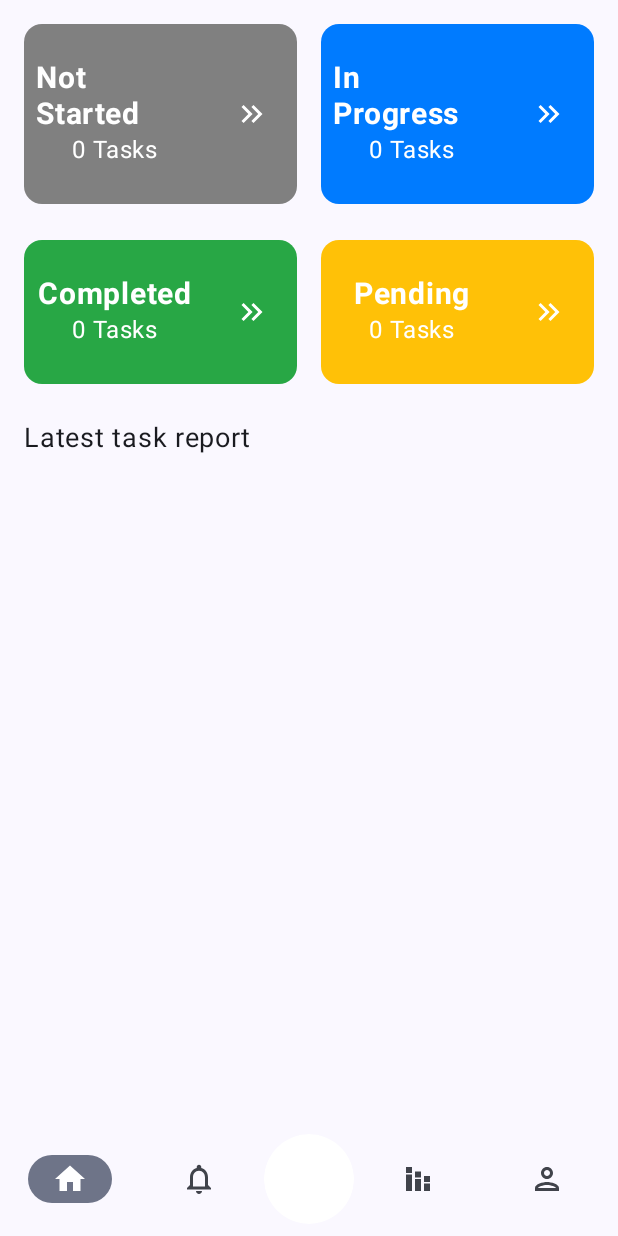
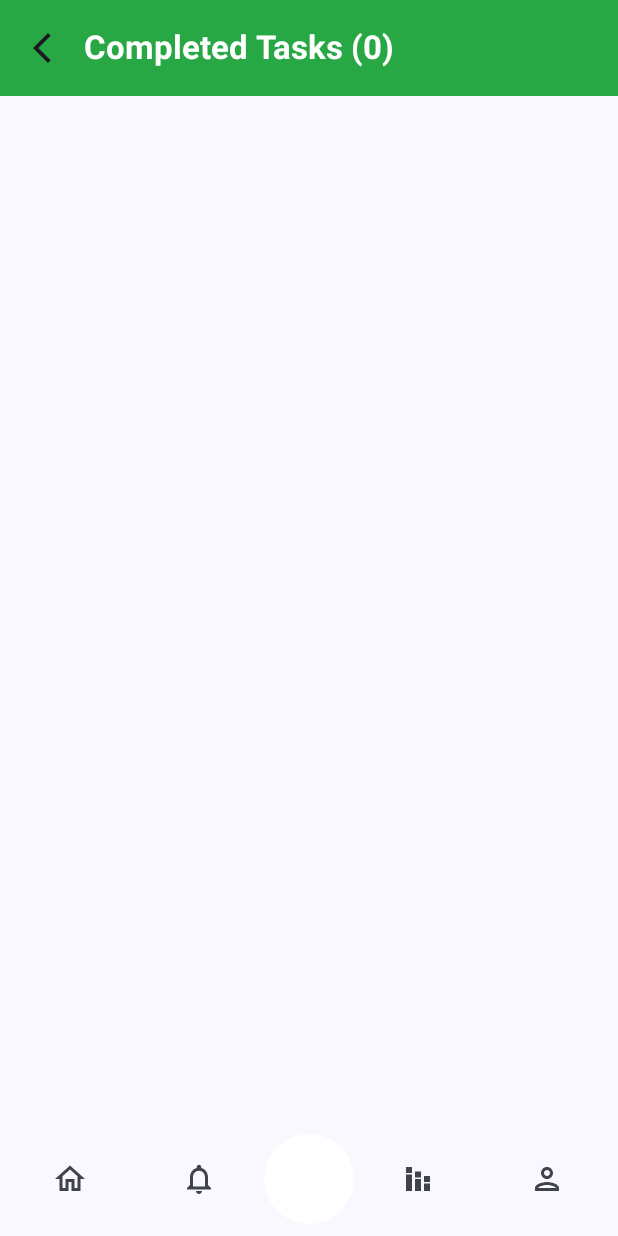
Before and after one commit to Srinivas1109/Task-Manager-App, an Android app built with Jetpack Compose: the HomeScreen screen opened through its navigation route, after a tap on "Completed", on a phone screen of 412 x 824 dp. Run offline under Robolectric (Android 15) with nearby library versions, the phone set to English and light mode, and no system bars; our stand-ins replace Dagger/Hilt's generated code, Room's generated code.

Commit message:
add new screen for tasks based on status

```diff
--- a/app/src/main/java/com/benki/taskmanager/MainActivity.kt
+++ b/app/src/main/java/com/benki/taskmanager/MainActivity.kt
@@ -5,18 +5,14 @@ import androidx.activity.ComponentActivity
 import androidx.activity.compose.setContent
 import androidx.activity.enableEdgeToEdge
 import androidx.compose.foundation.layout.fillMaxSize
-import androidx.compose.foundation.layout.padding
 import androidx.compose.material3.MaterialTheme
-import androidx.compose.material3.Scaffold
 import androidx.compose.material3.Surface
 import androidx.compose.runtime.getValue
 import androidx.compose.ui.Modifier
 import androidx.core.splashscreen.SplashScreen.Companion.installSplashScreen
 import androidx.lifecycle.compose.collectAsStateWithLifecycle
-import androidx.navigation.compose.rememberNavController
-import com.benki.taskmanager.navigation.SetupNavGraph
 import com.benki.taskmanager.presentation.MainViewModel
-import com.benki.taskmanager.ui.theme.TaskManagerApp
+import com.benki.taskmanager.presentation.TaskManagerApp
 import com.benki.taskmanager.ui.theme.TaskManagerTheme
 import dagger.hilt.android.AndroidEntryPoint
 import javax.inject.Inject
--- a/app/src/main/java/com/benki/taskmanager/data/constants/NavigationRoutes.kt
+++ b/app/src/main/java/com/benki/taskmanager/data/constants/NavigationRoutes.kt
@@ -8,4 +8,6 @@ object NavigationRoutes {
     const val REPORT = "report"
     const val CREATE_TASK = "create_task"
     const val CREATE_PROJECT = "create_project"
+    const val TASKS = "tasks"
+    val IGNORE_BOTTOM_BAR = listOf(ON_BOARDING_ROUTE, CREATE_TASK, CREATE_PROJECT, TASKS)
 }
--- a/app/src/main/java/com/benki/taskmanager/data/dao/TaskDao.kt
+++ b/app/src/main/java/com/benki/taskmanager/data/dao/TaskDao.kt
@@ -22,8 +22,11 @@ interface TaskDao {
     suspend fun deleteTask(task: Task)
 
     @Query("SELECT * FROM tasks ORDER BY modifiedOn DESC")
-    fun getTasks() : Flow<List<Task>>
+    fun getTasks(): Flow<List<Task>>
 
     @Query("SELECT COUNT(*) FROM tasks WHERE status = :status")
-    fun getTaskStatusCount(status: String) : Flow<Int>
+    fun getTaskStatusCount(status: String): Flow<Int>
+
+    @Query("SELECT * FROM tasks WHERE status = :status")
+    fun getTasksByStatus(status: String): Flow<List<Task>>
 }
--- a/app/src/main/java/com/benki/taskmanager/data/repository/TaskRepository.kt
+++ b/app/src/main/java/com/benki/taskmanager/data/repository/TaskRepository.kt
@@ -21,4 +21,6 @@ class TaskRepository(private val taskDao: TaskDao) {
 
     fun getTaskStatusCount(status: String) : Flow<Int> = taskDao.getTaskStatusCount(status)
 
+    fun getTasksByStatus(status: String) : Flow<List<Task>> = taskDao.getTasksByStatus(status)
+
 }
--- a/app/src/main/java/com/benki/taskmanager/navigation/SetupNavGraph.kt
+++ b/app/src/main/java/com/benki/taskmanager/navigation/SetupNavGraph.kt
@@ -3,11 +3,14 @@ package com.benki.taskmanager.navigation
 import androidx.compose.runtime.Composable
 import androidx.compose.ui.Modifier
 import androidx.navigation.NavHostController
+import androidx.navigation.NavType
 import androidx.navigation.compose.NavHost
 import androidx.navigation.compose.composable
+import androidx.navigation.navArgument
 import com.benki.taskmanager.data.constants.NavigationRoutes
 import com.benki.taskmanager.data.constants.NavigationRoutes.CREATE_PROJECT
 import com.benki.taskmanager.data.constants.NavigationRoutes.HOME
+import com.benki.taskmanager.data.constants.NavigationRoutes.TASKS
 import com.benki.taskmanager.presentation.createproject.CreateProjectScreen
 import com.benki.taskmanager.presentation.createtask.CreateTaskScreen
 import com.benki.taskmanager.presentation.home.HomeScreen
@@ -15,6 +18,7 @@ import com.benki.taskmanager.presentation.notifications.NotificationScreen
 import com.benki.taskmanager.presentation.onboarding.OnBoardingScreen
 import com.benki.taskmanager.presentation.profile.ProfileScreen
 import com.benki.taskmanager.presentation.report.ReportScreen
+import com.benki.taskmanager.presentation.tasks.Tasks
 
 @Composable
 fun SetupNavGraph(
@@ -35,7 +39,7 @@ fun SetupNavGraph(
             })
         }
         composable(route = HOME) {
-            HomeScreen()
+            HomeScreen(navigateToTasks = { navHostController.navigate("$TASKS/${it.name}") })
         }
         composable(route = NavigationRoutes.NOTIFICATIONS) {
             NotificationScreen()
@@ -67,5 +71,12 @@ fun SetupNavGraph(
                     }
                 })
         }
+
+        composable(route = "$TASKS/{status}", arguments = listOf(navArgument(name = "status") {
+            type = NavType.StringType
+        })) {
+            val status = it.arguments?.getString("status")
+            Tasks(status = status!!, navigateBack = { navHostController.popBackStack() })
+        }
     }
 }
--- a/app/src/main/java/com/benki/taskmanager/ui/theme/TaskManagerApp.kt
+++ b/app/src/main/java/com/benki/taskmanager/presentation/TaskManagerApp.kt
@@ -1,5 +1,6 @@
-package com.benki.taskmanager.ui.theme
+package com.benki.taskmanager.presentation
 
+import android.annotation.SuppressLint
 import androidx.compose.animation.AnimatedVisibility
 import androidx.compose.animation.fadeIn
 import androidx.compose.animation.fadeOut
@@ -16,6 +17,8 @@ import androidx.compose.foundation.layout.fillMaxSize
 import androidx.compose.foundation.layout.fillMaxWidth
 import androidx.compose.foundation.layout.height
 import androidx.compose.foundation.layout.padding
+import androidx.compose.foundation.layout.safeContentPadding
+import androidx.compose.foundation.layout.safeDrawingPadding
 import androidx.compose.foundation.layout.width
 import androidx.compose.foundation.shape.RoundedCornerShape
 import androidx.compose.material3.Card
@@ -37,11 +40,13 @@ import androidx.navigation.compose.rememberNavController
 import com.benki.taskmanager.data.constants.NavigationRoutes.CREATE_PROJECT
 import com.benki.taskmanager.data.constants.NavigationRoutes.CREATE_TASK
 import com.benki.taskmanager.data.constants.NavigationRoutes.HOME
+import com.benki.taskmanager.data.constants.NavigationRoutes.IGNORE_BOTTOM_BAR
 import com.benki.taskmanager.data.constants.NavigationRoutes.ON_BOARDING_ROUTE
 import com.benki.taskmanager.navigation.SetupNavGraph
 import com.benki.taskmanager.presentation.components.TaskManagerBottomBar
 
 @Composable
+
 fun TaskManagerApp(
     startDestination: String,
     modalVisible: Boolean = false,
@@ -53,7 +58,7 @@ fun TaskManagerApp(
         val destination by navController.currentBackStackEntryAsState()
         val activeScreen = destination?.destination?.route ?: ""
         AnimatedVisibility(
-            visible = activeScreen != CREATE_TASK && activeScreen != CREATE_PROJECT && activeScreen != ON_BOARDING_ROUTE,
+            visible = !IGNORE_BOTTOM_BAR.contains(activeScreen),
             enter = slideIn {
                             IntOffset(0, it.height)
             },
@@ -72,7 +77,6 @@ fun TaskManagerApp(
         Box(
             modifier = Modifier
                 .fillMaxSize()
-                .padding(contentPadding)
         ) {
             SetupNavGraph(
                 navHostController = navController,
@@ -87,7 +91,7 @@ fun TaskManagerApp(
             ) {
                 Column(
                     modifier = Modifier
-                        .fillMaxWidth(0.75f),
+                        .fillMaxWidth(0.75f).padding(contentPadding),
                     horizontalAlignment = Alignment.CenterHorizontally,
                     verticalArrangement = Arrangement.SpaceAround
                 ) {
--- a/app/src/main/java/com/benki/taskmanager/presentation/createproject/CreateProjectScreen.kt
+++ b/app/src/main/java/com/benki/taskmanager/presentation/createproject/CreateProjectScreen.kt
@@ -9,6 +9,7 @@ import androidx.compose.foundation.layout.fillMaxWidth
 import androidx.compose.foundation.layout.height
 import androidx.compose.foundation.layout.heightIn
 import androidx.compose.foundation.layout.padding
+import androidx.compose.foundation.layout.safeDrawingPadding
 import androidx.compose.foundation.layout.size
 import androidx.compose.material.icons.Icons
 import androidx.compose.material.icons.filled.ArrowBackIosNew
@@ -41,6 +42,7 @@ fun CreateProjectScreen(
     Column(
         modifier = modifier
             .fillMaxSize()
+            .safeDrawingPadding()
             .padding(16.dp),
         horizontalAlignment = Alignment.CenterHorizontally,
         verticalArrangement = Arrangement.SpaceBetween
--- a/app/src/main/java/com/benki/taskmanager/presentation/createtask/CreateTaskScreen.kt
+++ b/app/src/main/java/com/benki/taskmanager/presentation/createtask/CreateTaskScreen.kt
@@ -13,6 +13,7 @@ import androidx.compose.foundation.layout.fillMaxWidth
 import androidx.compose.foundation.layout.height
 import androidx.compose.foundation.layout.heightIn
 import androidx.compose.foundation.layout.padding
+import androidx.compose.foundation.layout.safeDrawingPadding
 import androidx.compose.foundation.layout.size
 import androidx.compose.foundation.rememberScrollState
 import androidx.compose.foundation.shape.RoundedCornerShape
@@ -97,7 +98,7 @@ fun CreateTaskScreen(
     Column(
         modifier = modifier
             .fillMaxSize()
-            .padding(16.dp),
+            .padding(16.dp).safeDrawingPadding(),
         horizontalAlignment = Alignment.CenterHorizontally,
         verticalArrangement = Arrangement.SpaceBetween
     ) {
--- a/app/src/main/java/com/benki/taskmanager/presentation/home/HomeScreen.kt
+++ b/app/src/main/java/com/benki/taskmanager/presentation/home/HomeScreen.kt
@@ -8,33 +8,46 @@ import androidx.compose.foundation.layout.fillMaxSize
 import androidx.compose.foundation.layout.fillMaxWidth
 import androidx.compose.foundation.layout.height
 import androidx.compose.foundation.layout.padding
+import androidx.compose.foundation.layout.safeContentPadding
+import androidx.compose.foundation.layout.safeDrawingPadding
 import androidx.compose.foundation.lazy.LazyColumn
 import androidx.compose.foundation.lazy.items
+import androidx.compose.material3.Icon
+import androidx.compose.material3.MaterialTheme
 import androidx.compose.material3.Text
 import androidx.compose.runtime.Composable
 import androidx.compose.runtime.getValue
 import androidx.compose.ui.Alignment
 import androidx.compose.ui.Modifier
+import androidx.compose.ui.graphics.vector.ImageVector
+import androidx.compose.ui.res.vectorResource
 import androidx.compose.ui.unit.dp
 import androidx.compose.ui.unit.sp
 import androidx.hilt.navigation.compose.hiltViewModel
 import androidx.lifecycle.compose.collectAsStateWithLifecycle
+import com.benki.taskmanager.R
 import com.benki.taskmanager.data.constants.TaskStatus
 import com.benki.taskmanager.presentation.components.TaskCountItem
 import com.benki.taskmanager.presentation.components.TaskItem
 
 @Composable
-fun HomeScreen(modifier: Modifier = Modifier, viewModel: HomeViewModel = hiltViewModel()) {
+fun HomeScreen(
+    modifier: Modifier = Modifier,
+    viewModel: HomeViewModel = hiltViewModel(),
+    navigateToTasks: (TaskStatus) -> Unit,
+) {
     val tasksWithProject by viewModel.tasksWithProject.collectAsStateWithLifecycle()
     val tasksNotStartedCount by viewModel.tasksNotStartedCount.collectAsStateWithLifecycle()
     val tasksCompletedCount by viewModel.tasksCompletedCount.collectAsStateWithLifecycle()
     val tasksPendingCount by viewModel.tasksPendingCount.collectAsStateWithLifecycle()
     val tasksInProgressCount by viewModel.tasksInProgressCount.collectAsStateWithLifecycle()
+    val activeTask by viewModel.activeTask.collectAsStateWithLifecycle()
 
     Column(
         modifier = modifier
+            .safeDrawingPadding()
+            .padding(start = 16.dp, end = 16.dp, top = 16.dp, bottom = 90.dp)
             .fillMaxSize()
-            .padding(16.dp)
     ) {
         LazyColumn {
             item {
@@ -50,7 +63,7 @@ fun HomeScreen(modifier: Modifier = Modifier, viewModel: HomeViewModel = hiltVie
                             count = tasksNotStartedCount,
                             containerColor = TaskStatus.NOT_STARTED.color
                         ) {
-
+                            navigateToTasks(TaskStatus.NOT_STARTED)
                         }
 
                         TaskCountItem(
@@ -59,7 +72,7 @@ fun HomeScreen(modifier: Modifier = Modifier, viewModel: HomeViewModel = hiltVie
                             count = tasksInProgressCount,
                             containerColor = TaskStatus.IN_PROGRESS.color
                         ) {
-
+                            navigateToTasks(TaskStatus.IN_PROGRESS)
                         }
                     }
                     Spacer(modifier = modifier.height(24.dp))
@@ -74,7 +87,7 @@ fun HomeScreen(modifier: Modifier = Modifier, viewModel: HomeViewModel = hiltVie
                             count = tasksCompletedCount,
                             containerColor = TaskStatus.COMPLETED.color
                         ) {
-
+                            navigateToTasks(TaskStatus.COMPLETED)
                         }
 
                         TaskCountItem(
@@ -83,7 +96,7 @@ fun HomeScreen(modifier: Modifier = Modifier, viewModel: HomeViewModel = hiltVie
                             count = tasksPendingCount,
                             containerColor = TaskStatus.PENDING.color
                         ) {
-
+                            navigateToTasks(TaskStatus.PENDING)
                         }
                     }
                     Spacer(modifier = modifier.height(24.dp))
@@ -92,7 +105,12 @@ fun HomeScreen(modifier: Modifier = Modifier, viewModel: HomeViewModel = hiltVie
                 }
             }
             items(items = tasksWithProject) {
-                TaskItem(taskWithProject = it)
+                TaskItem(
+                    taskWithProject = it,
+                    activeTask = activeTask,
+                    updateProgress = viewModel::updateActiveTask,
+                    updateTask = viewModel::updateTask
+                )
             }
         }
     }
--- /dev/null
+++ b/app/src/main/java/com/benki/taskmanager/presentation/tasks/Tasks.kt
@@ -0,0 +1,53 @@
+package com.benki.taskmanager.presentation.tasks
+
+import androidx.compose.foundation.ExperimentalFoundationApi
+import androidx.compose.foundation.layout.fillMaxWidth
+import androidx.compose.foundation.lazy.LazyColumn
+import androidx.compose.material.icons.Icons
+import androidx.compose.material.icons.filled.ArrowBackIosNew
+import androidx.compose.material3.ExperimentalMaterial3Api
+import androidx.compose.material3.Icon
+import androidx.compose.material3.IconButton
+import androidx.compose.material3.Text
+import androidx.compose.material3.TopAppBar
+import androidx.compose.material3.TopAppBarDefaults
+import androidx.compose.runtime.Composable
+import androidx.compose.runtime.getValue
+import androidx.compose.ui.Modifier
+import androidx.compose.ui.graphics.Color
+import androidx.compose.ui.text.font.FontWeight
+import androidx.hilt.navigation.compose.hiltViewModel
+import androidx.lifecycle.compose.collectAsStateWithLifecycle
+import com.benki.taskmanager.data.constants.TaskStatus
+
+@OptIn(ExperimentalFoundationApi::class, ExperimentalMaterial3Api::class)
+@Composable
+fun Tasks(
+    modifier: Modifier = Modifier,
+    viewModel: TasksViewModel = hiltViewModel(),
+    status: String,
+    navigateBack: () -> Unit
+) {
+    val taskStatus = TaskStatus.valueOf(status)
+    val tasks by viewModel.getTasks(taskStatus)
+        .collectAsStateWithLifecycle(initialValue = emptyList())
+
+    LazyColumn(modifier = modifier.fillMaxWidth()) {
+        stickyHeader {
+            TopAppBar(
+                title = { Text(text = "${taskStatus.statusText} Tasks (${tasks.size})", fontWeight = FontWeight.Bold) },
+                navigationIcon = {
+                    IconButton(
+                        onClick = navigateBack) {
+                        Icon(imageVector = Icons.Filled.ArrowBackIosNew, contentDescription = null)
+                    }
+                },
+                colors = TopAppBarDefaults.topAppBarColors(
+                    containerColor = taskStatus.color,
+                    titleContentColor = Color.White
+                )
+            )
+        }
+    }
+
+}
--- /dev/null
+++ b/app/src/main/java/com/benki/taskmanager/presentation/tasks/TasksViewModel.kt
@@ -0,0 +1,19 @@
+package com.benki.taskmanager.presentation.tasks
+
+import androidx.lifecycle.ViewModel
+import androidx.lifecycle.viewModelScope
+import com.benki.taskmanager.data.constants.TaskStatus
+import com.benki.taskmanager.data.model.Task
+import com.benki.taskmanager.data.repository.TaskRepository
+import dagger.hilt.android.lifecycle.HiltViewModel
+import kotlinx.coroutines.flow.SharingStarted
+import kotlinx.coroutines.flow.StateFlow
+import kotlinx.coroutines.flow.stateIn
+import javax.inject.Inject
+
+@HiltViewModel
+class TasksViewModel @Inject constructor(private val taskRepository: TaskRepository) : ViewModel() {
+    fun getTasks(taskStatus: TaskStatus): StateFlow<List<Task>> =
+        taskRepository.getTasksByStatus(status = taskStatus.name)
+            .stateIn(viewModelScope, SharingStarted.WhileSubscribed(5000L), emptyList())
+}
```
Also changed, not shown: app/src/main/java/com/benki/taskmanager/presentation/components/TaskItem.kt (+10 -3 lines), app/src/main/java/com/benki/taskmanager/presentation/home/HomeViewModel.kt (+16 -1 lines).
